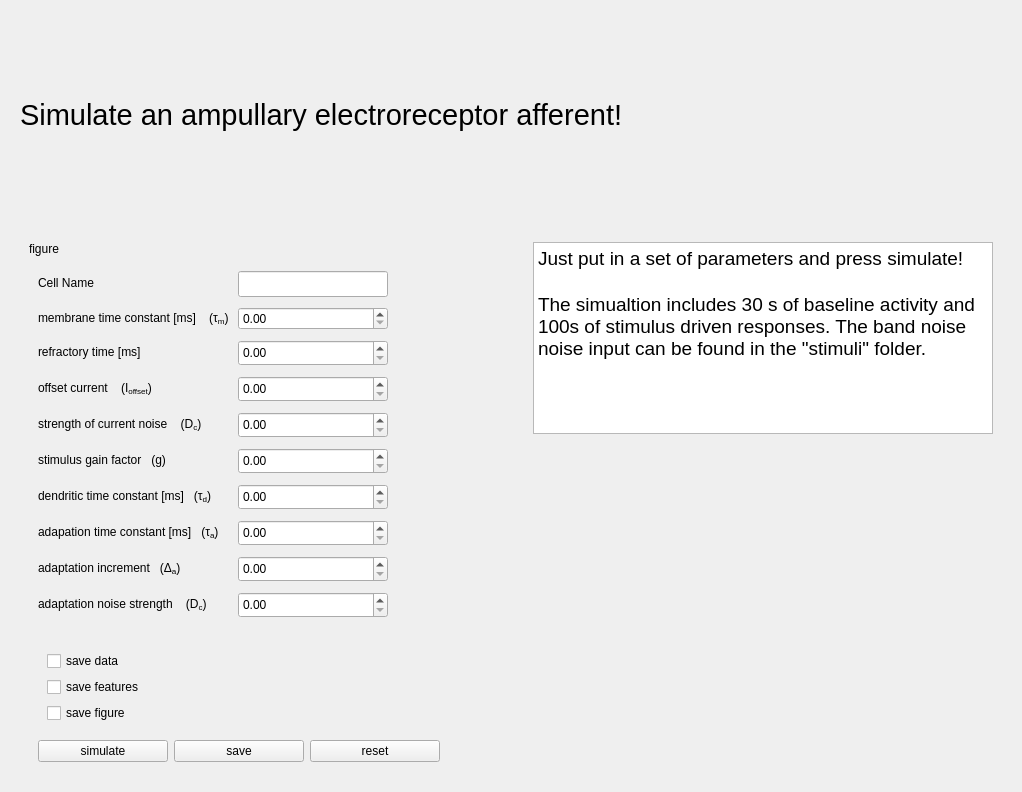
Old version of the form ampullary_ui/ui/simulator.ui in the repository bendalab/ampullarymodel.
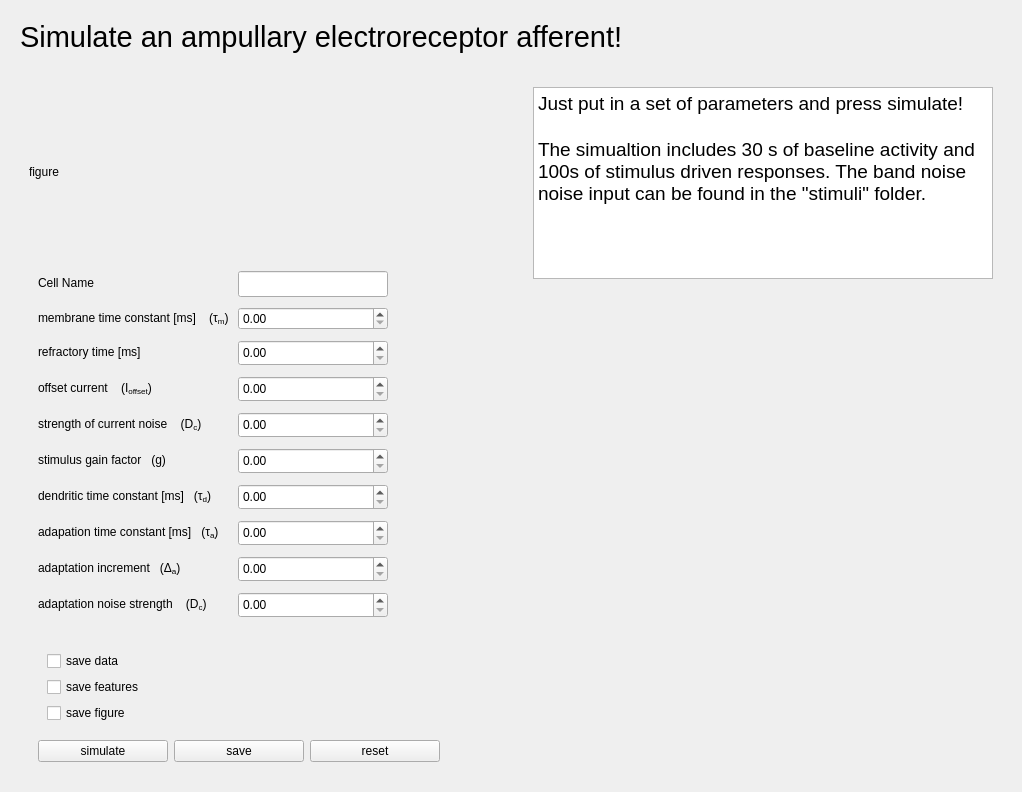
New version of the form.

Commit message: [simulator ui] remove spacer

```diff
--- a/ampullary_ui/ui/simulator.ui
+++ b/ampullary_ui/ui/simulator.ui
@@ -16,9 +16,15 @@
   <layout class="QVBoxLayout" name="verticalLayout">
    <item>
     <widget class="QWidget" name="sc_header" native="true">
-     <layout class="QHBoxLayout" name="horizontalLayout_3" stretch="2,0">
+     <layout class="QHBoxLayout" name="horizontalLayout_3" stretch="2">
       <item>
        <widget class="QLabel" name="label">
+        <property name="sizePolicy">
+         <sizepolicy hsizetype="Preferred" vsizetype="Minimum">
+          <horstretch>0</horstretch>
+          <verstretch>0</verstretch>
+         </sizepolicy>
+        </property>
         <property name="font">
          <font>
           <family>Ubuntu</family>
@@ -36,19 +42,6 @@
         </property>
        </widget>
       </item>
-      <item>
-       <spacer name="horizontalSpacer_4">
-        <property name="orientation">
-         <enum>Qt::Vertical</enum>
-        </property>
-        <property name="sizeHint" stdset="0">
-         <size>
-          <width>40</width>
-          <height>20</height>
-         </size>
-        </property>
-       </spacer>
-      </item>
      </layout>
     </widget>
    </item>
```
